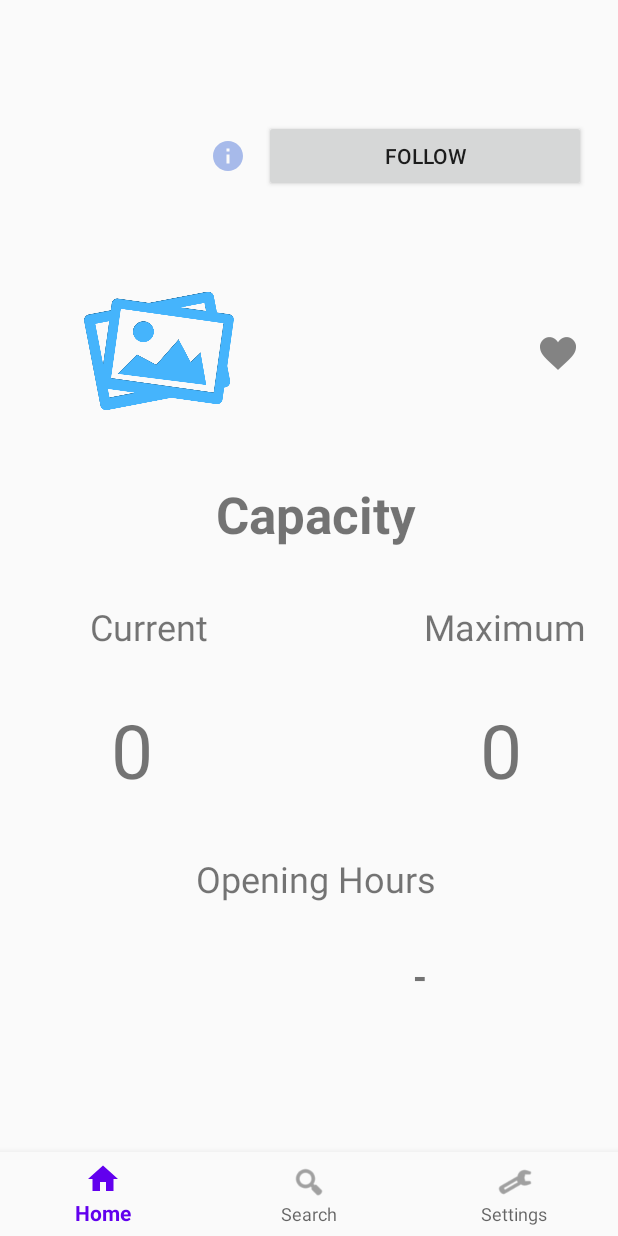
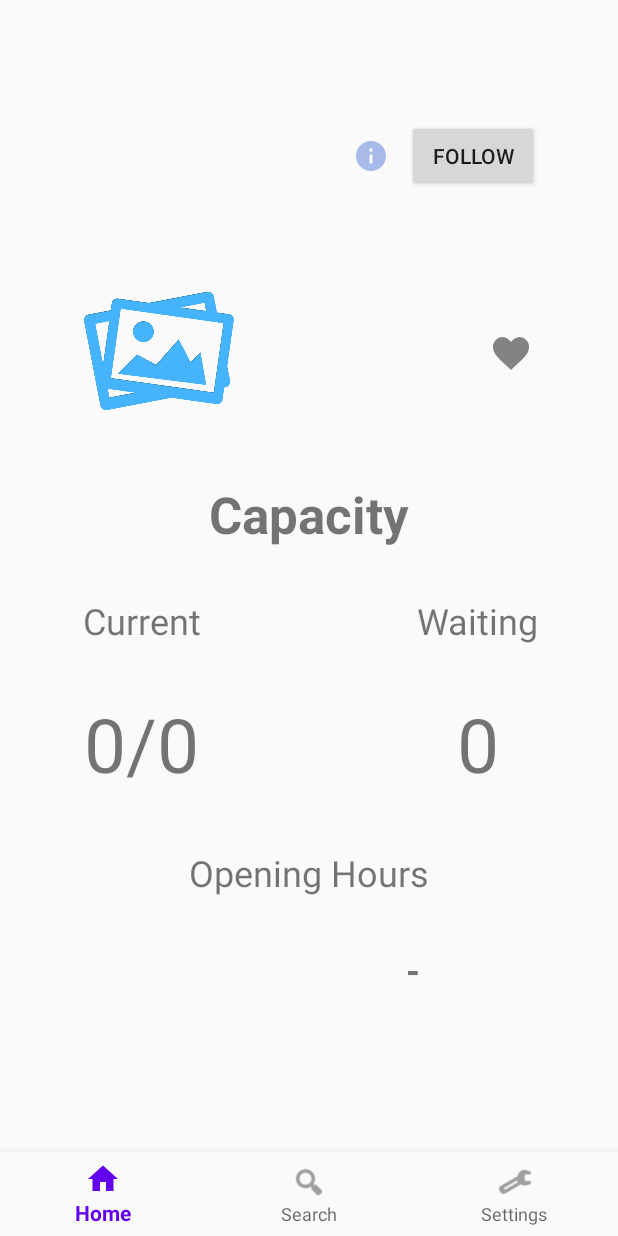
Before and after one commit to daniff15/InOutTracker, an Android app: the StorePageFragment screen opened through its navigation route, on a phone screen of 412 x 824 dp. Run offline under Robolectric (Android 15) with nearby library versions, the phone set to English and light mode, and no system bars; our stand-ins replace navigation-ui; network calls fail; 3 statements that could not run were skipped.

Commit message:
Restructure Store Page and add Waiting count

```diff
--- a/projmobile/mobile/app/src/main/res/layout/fragment_store_page.xml
+++ b/projmobile/mobile/app/src/main/res/layout/fragment_store_page.xml
@@ -42,11 +42,11 @@
         android:id="@+id/store_page_current"
         android:layout_width="wrap_content"
         android:layout_height="wrap_content"
-        android:layout_marginStart="4dp"
-        android:layout_marginTop="36dp"
+        android:layout_marginTop="32dp"
         android:text="Current"
         android:textSize="24sp"
-        app:layout_constraintStart_toStartOf="@+id/store_page_logo"
+        app:layout_constraintEnd_toEndOf="@+id/mall_count_current_count2"
+        app:layout_constraintStart_toStartOf="@+id/mall_count_current_count"
         app:layout_constraintTop_toBottomOf="@+id/store_page_info" />
 
     <TextView
@@ -54,7 +54,7 @@
         android:layout_width="wrap_content"
         android:layout_height="wrap_content"
         android:layout_marginStart="144dp"
-        android:text="Maximum"
+        android:text="Waiting"
         android:textSize="24sp"
         app:layout_constraintBottom_toBottomOf="@+id/store_page_current"
         app:layout_constraintStart_toEndOf="@+id/store_page_current"
@@ -65,12 +65,10 @@
         android:id="@+id/mall_count_current_count2"
         android:layout_width="wrap_content"
         android:layout_height="wrap_content"
-        android:text="15"
+        android:text="0"
         android:textSize="50sp"
         app:layout_constraintBottom_toBottomOf="@+id/mall_count_current_count"
-        app:layout_constraintEnd_toEndOf="@+id/store_page_max"
-        app:layout_constraintHorizontal_bias="0.47"
-        app:layout_constraintStart_toStartOf="@+id/store_page_max"
+        app:layout_constraintStart_toEndOf="@+id/textView3"
         app:layout_constraintTop_toTopOf="@+id/mall_count_current_count"
         app:layout_constraintVertical_bias="0.0" />
 
@@ -79,11 +77,9 @@
         android:layout_width="wrap_content"
         android:layout_height="wrap_content"
         android:layout_marginTop="32dp"
-        android:text="7"
+        android:text="0"
         android:textSize="50sp"
-        app:layout_constraintEnd_toEndOf="@+id/store_page_current"
-        app:layout_constraintHorizontal_bias="0.274"
-        app:layout_constraintStart_toStartOf="@+id/store_page_current"
+        app:layout_constraintStart_toStartOf="@+id/store_page_logo"
         app:layout_constraintTop_toBottomOf="@+id/store_page_current" />
 
     <TextView
@@ -100,13 +96,13 @@
 
     <Button
         android:id="@+id/follow_button"
-        android:layout_width="0dp"
+        android:layout_width="wrap_content"
         android:layout_height="wrap_content"
         android:layout_marginTop="24dp"
         android:text="Follow"
         app:layout_constraintEnd_toEndOf="@+id/favorite"
         app:layout_constraintHorizontal_bias="1.0"
-        app:layout_constraintStart_toEndOf="@+id/store_page_name"
+        app:layout_constraintStart_toStartOf="@+id/store_page_name"
         app:layout_constraintTop_toTopOf="parent" />
 
     <ImageButton
@@ -127,9 +123,8 @@
         android:layout_marginTop="36dp"
         android:text="Opening Hours"
         android:textSize="24sp"
-        app:layout_constraintEnd_toStartOf="@+id/store_page_max"
-        app:layout_constraintHorizontal_bias="0.533"
-        app:layout_constraintStart_toEndOf="@+id/store_page_current"
+        app:layout_constraintEnd_toEndOf="@+id/store_page_info"
+        app:layout_constraintStart_toStartOf="@+id/store_page_info"
         app:layout_constraintTop_toBottomOf="@+id/mall_count_current_count2" />
 
     <TextView
@@ -145,4 +140,25 @@
         app:layout_constraintStart_toStartOf="@+id/textView_openingHours"
         app:layout_constraintTop_toBottomOf="@+id/textView_openingHours" />
 
+    <TextView
+        android:id="@+id/waiting_count"
+        android:layout_width="wrap_content"
+        android:layout_height="wrap_content"
+        android:text="0"
+        android:textSize="50sp"
+        app:layout_constraintBottom_toBottomOf="@+id/mall_count_current_count2"
+        app:layout_constraintEnd_toEndOf="@+id/store_page_max"
+        app:layout_constraintStart_toStartOf="@+id/store_page_max"
+        app:layout_constraintTop_toTopOf="@+id/mall_count_current_count2" />
+
+    <TextView
+        android:id="@+id/textView3"
+        android:layout_width="wrap_content"
+        android:layout_height="wrap_content"
+        android:text="/"
+        android:textSize="50sp"
+        app:layout_constraintBottom_toBottomOf="@+id/mall_count_current_count"
+        app:layout_constraintStart_toEndOf="@+id/mall_count_current_count"
+        app:layout_constraintTop_toTopOf="@+id/mall_count_current_count" />
+
 </androidx.constraintlayout.widget.ConstraintLayout>
```
